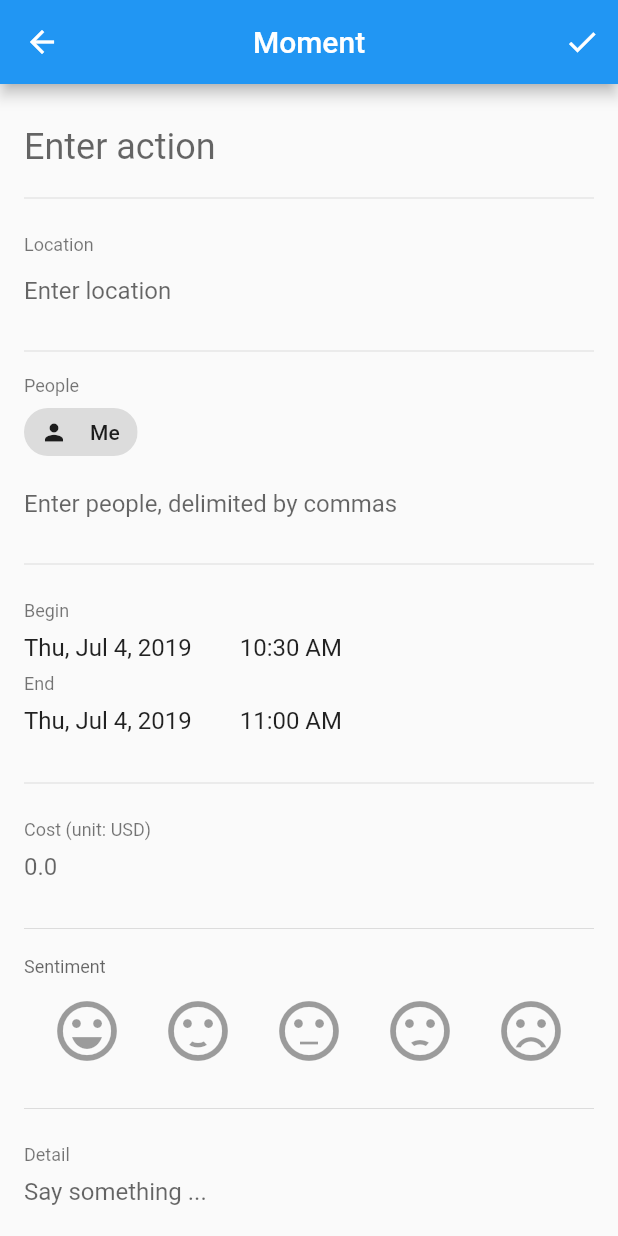
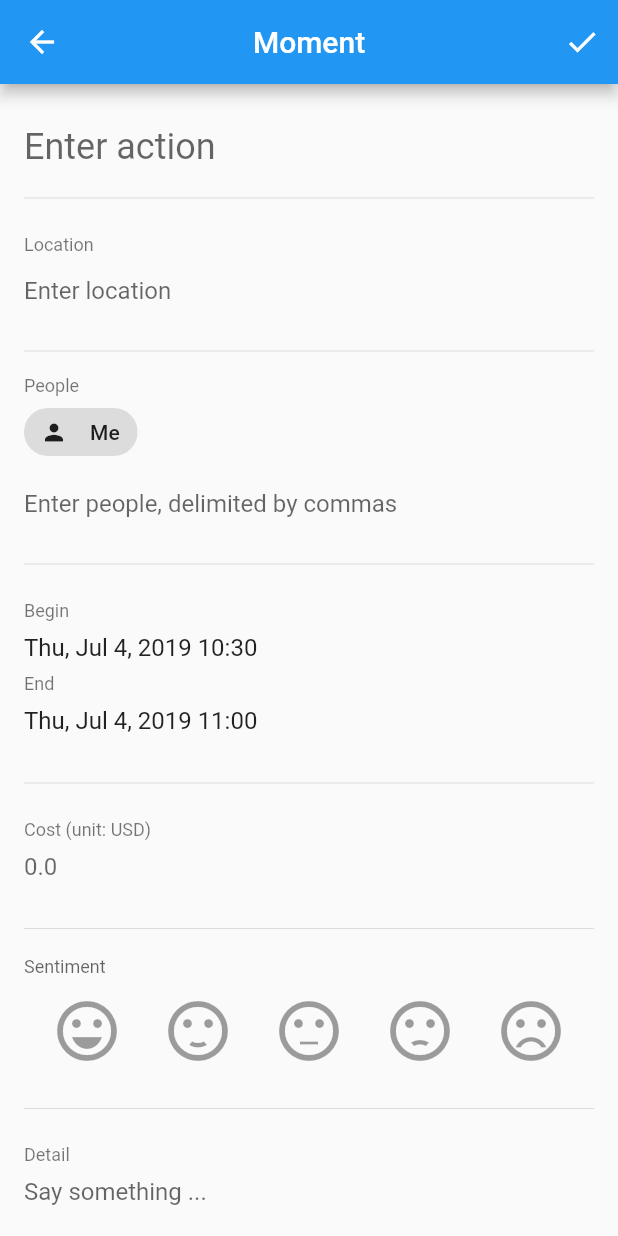
Before and after one commit to zyichi/data-life, a Flutter app: the MomentEdit screen opened directly, on a phone screen of 412 x 824 dp. Run offline on Flutter 3.47's test engine with Material 2 defaults, Android fonts, the phone set to English and light mode, and no system bars; drawn by our look-alikes of flutter_typeahead; our stand-ins replace bloc, equatable, flutter_bloc, flutter_datetime_picker, page_transition, permission_handler and 2 more; missing offline and left inert: amap; accounts and stored records are empty; statements that could not run were skipped.

Commit message:
Use flutter_datetime_picker package for data/time picker.

```diff
--- a/lib/views/date_time_picker_form_field.dart
+++ b/lib/views/date_time_picker_form_field.dart
@@ -1,8 +1,9 @@
 import 'package:flutter/material.dart';
+import 'package:intl/intl.dart';
+
+import 'package:flutter_datetime_picker/flutter_datetime_picker.dart';
 
 import 'package:data_life/views/labeled_text_form_field.dart';
-import 'package:data_life/views/date_picker.dart';
-import 'package:data_life/views/time_picker.dart';
 
 
 class DateTimePicker extends StatefulWidget {
@@ -13,10 +14,10 @@ class DateTimePicker extends StatefulWidget {
 
   const DateTimePicker(
       {Key key,
-        this.labelText,
-        this.initialDateTime,
-        this.selectDateTime,
-        this.enabled = true})
+      this.labelText,
+      this.initialDateTime,
+      this.selectDateTime,
+      this.enabled = true})
       : super(key: key);
 
   @override
@@ -26,63 +27,38 @@ class DateTimePicker extends StatefulWidget {
 }
 
 class DateTimePickerState extends State<DateTimePicker> {
-  DateTime _selectedDate;
-  TimeOfDay _selectedTime;
-
-  @override
-  void initState() {
-    super.initState();
-
-    _selectedDate = widget.initialDateTime;
-    _selectedTime = TimeOfDay.fromDateTime(widget.initialDateTime);
-  }
-
   @override
   Widget build(BuildContext context) {
+    final TextStyle valueStyle = Theme.of(context).textTheme.subhead;
     return Column(
-      crossAxisAlignment: CrossAxisAlignment.start,
+      crossAxisAlignment: CrossAxisAlignment.stretch,
       children: <Widget>[
-        LabelFormField(label: widget.labelText,
+        LabelFormField(
+          label: widget.labelText,
           padding: EdgeInsets.all(0),
         ),
-        Row(
-          children: <Widget>[
-            DatePicker(
-              selectedDate: _selectedDate,
-              contentPadding: EdgeInsets.only(
-                  left: 0.0, top: 8.0, right: 16.0, bottom: 8.0),
-              selectDate: (value) {
-                setState(() {
-                  _selectedDate = value;
-                });
-                widget.selectDateTime(_combineTime(_selectedDate, _selectedTime));
+        InkWell(
+          child: Padding(
+            padding:
+            EdgeInsets.only(left: 0.0, top: 8.0, right: 0.0, bottom: 8.0),
+            child: Text(
+              DateFormat.yMMMEd().add_Hm().format(widget.initialDateTime),
+              style: valueStyle,
+            ),
+          ),
+          onTap: widget.enabled
+              ? () {
+            DatePicker.showDateTimePicker(
+              context,
+              showTitleActions: true,
+              onConfirm: (time) {
+                widget.selectDateTime(time);
               },
-              enabled: widget.enabled,
-            ),
-            Expanded(
-              child: TimePicker(
-                selectedTime: _selectedTime,
-                contentPadding:
-                EdgeInsets.only(left: 16.0, top: 8.0, bottom: 8.0),
-                selectTime: (value) {
-                  setState(() {
-                    _selectedTime = value;
-                  });
-                  widget.selectDateTime(_combineTime(_selectedDate, _selectedTime));
-                },
-                enabled: widget.enabled,
-              ),
-            ),
-          ],
+              currentTime: widget.initialDateTime,
+            );
+          } : null,
         ),
       ],
     );
   }
-
-  DateTime _combineTime(DateTime d, TimeOfDay t) {
-    return DateTime(
-        _selectedDate.year, _selectedDate.month, _selectedDate.day,
-        _selectedTime.hour, _selectedTime.minute
-    );
-  }
 }
```
Also changed, not shown: lib/views/duration_form_field.dart (+10 -37 lines).
